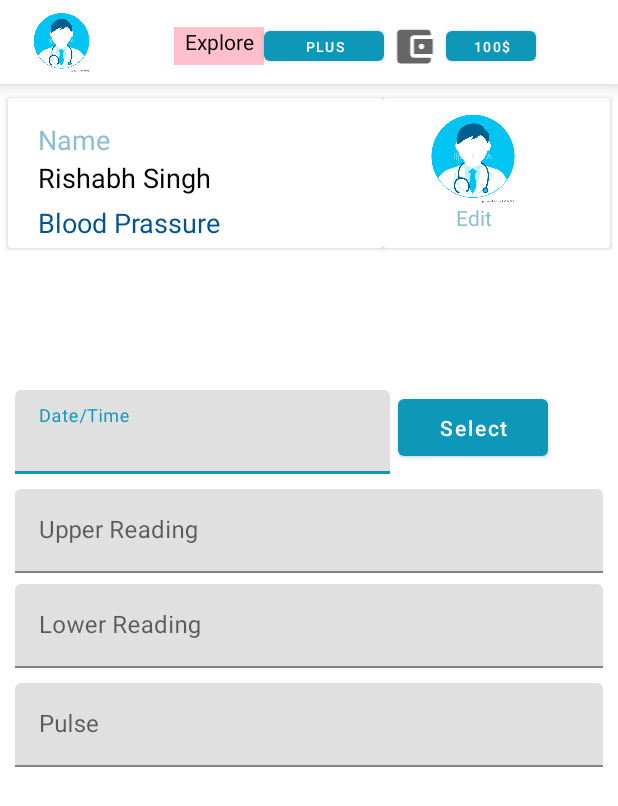
After one commit to rishabh1422/HealthCareApp, an Android app: the layout activity_medical_index.xml on its own in the app's theme, with its tools: preview values and no code run, on a phone screen of 412 x 824 dp. The commit adds this screen. Shown: the top 806 px of the screen. Run offline under Robolectric (Android 15) with nearby library versions, the phone set to English and light mode, and no system bars.

```diff
--- a/app/src/main/java/com/example/smarthealthdevice/HomePage.java
+++ b/app/src/main/java/com/example/smarthealthdevice/HomePage.java
@@ -1,5 +1,6 @@
 package com.example.smarthealthdevice;
 
+import androidx.annotation.NonNull;
 import androidx.appcompat.app.AppCompatActivity;
 
 import android.content.Intent;
@@ -12,8 +13,13 @@ import android.view.View;
 import android.widget.ImageView;
 
 import androidx.appcompat.widget.Toolbar;
+import androidx.core.view.GravityCompat;
 
-public class HomePage extends AppCompatActivity {
+import com.example.smarthealthdevice.Medical.SugarLevelActivity;
+import com.google.android.material.navigation.NavigationView;
+
+public class HomePage extends AppCompatActivity implements NavigationView.OnNavigationItemSelectedListener {
+
     ImageView profile1;
 
     @Override
@@ -23,6 +29,8 @@ public class HomePage extends AppCompatActivity {
         Toolbar toolbar = findViewById(R.id.toobar);
         profile1 = findViewById(R.id.profile);
         setSupportActionBar(toolbar);
+        NavigationView navigationView = (NavigationView) findViewById(R.id.nav_view);
+        navigationView.setNavigationItemSelectedListener(this);
 
         profile1.setOnClickListener(new View.OnClickListener() {
             @Override
@@ -34,4 +42,18 @@ public class HomePage extends AppCompatActivity {
         });
     }
 
+    @Override
+    public boolean onNavigationItemSelected(@NonNull MenuItem item) {
+        switch (item.getItemId())
+        {
+            case R.id.health_status_menu:
+            {
+                Intent intent=new Intent(HomePage.this, HealthStatus.class);
+                startActivity(intent);
+                break;
+            }
+        }
+
+        return false;
+    }
 }
--- /dev/null
+++ b/app/src/main/java/com/example/smarthealthdevice/Medical/MedicalIndex.java
@@ -0,0 +1,47 @@
+package com.example.smarthealthdevice.Medical;
+
+import androidx.appcompat.app.AppCompatActivity;
+
+import android.app.DatePickerDialog;
+import android.os.Bundle;
+import android.view.View;
+import android.widget.Button;
+import android.widget.DatePicker;
+
+import com.example.smarthealthdevice.R;
+import com.google.android.material.textfield.TextInputEditText;
+
+import java.util.Calendar;
+
+public class MedicalIndex extends AppCompatActivity implements View.OnClickListener {
+    TextInputEditText date;
+    Button select;
+    private int mYear, mMonth, mDay;
+
+    @Override
+    protected void onCreate(Bundle savedInstanceState) {
+        super.onCreate(savedInstanceState);
+        setContentView(R.layout.activity_medical_index);
+        date=findViewById(R.id.emaial);
+        select=findViewById(R.id.select);
+    }
+
+    @Override
+    public void onClick(View v) {
+        if(v==select)
+        {
+            final Calendar c = Calendar.getInstance();
+            mYear = c.get(Calendar.YEAR);
+            mMonth = c.get(Calendar.MONTH);
+            mDay = c.get(Calendar.DAY_OF_MONTH);
+            DatePickerDialog datePickerDialog=new DatePickerDialog(this, new DatePickerDialog.OnDateSetListener() {
+                @Override
+                public void onDateSet(DatePicker datePicker, int i, int i1, int i2) {
+                    date.setText(i+ ":" + (i1+1)+":"+i2);
+                }
+            },mYear,mMonth,mDay);
+            datePickerDialog.show();
+        }
+
+    }
+}
--- /dev/null
+++ b/app/src/main/res/layout/activity_medical_index.xml
@@ -0,0 +1,225 @@
+<?xml version="1.0" encoding="utf-8"?>
+<RelativeLayout xmlns:android="http://schemas.android.com/apk/res/android"
+    xmlns:app="http://schemas.android.com/apk/res-auto"
+    xmlns:tools="http://schemas.android.com/tools"
+    android:layout_width="match_parent"
+    android:layout_height="match_parent"
+    tools:context=".Medical.MedicalIndex">
+    <androidx.appcompat.widget.Toolbar
+        android:layout_width="match_parent"
+        android:background="#fff"
+        android:id="@+id/toobar"
+        android:elevation="8dp"
+        android:layout_height="?attr/actionBarSize">
+        <LinearLayout
+            android:orientation="horizontal"
+            android:layout_width="match_parent"
+            android:layout_height="wrap_content">
+            <ImageView
+                android:id="@+id/profile"
+                android:src="@drawable/doc"
+                android:layout_width="50dp"
+                android:layout_height="40dp">
+
+            </ImageView>
+            <TextView
+
+                android:textAlignment="center"
+                android:background="#ffc0cb"
+                android:layout_marginLeft="50dp"
+                android:layout_marginTop="5dp"
+                android:layout_width="60dp"
+                android:text="Explore"
+                android:textColor="#000"
+                android:layout_height="25dp">
+
+            </TextView>
+            <Button
+                android:layout_marginTop="6.5dp"
+                android:textSize="9dp"
+                android:text="plus"
+                android:layout_marginLeft="0dp"
+                android:layout_width="80dp"
+                android:layout_height="32dp">
+
+            </Button>
+            <ImageView
+                android:src="@drawable/ic_baseline_account_balance_wallet_24"
+                android:layout_marginTop="8dp"
+                android:layout_width="40dp"
+                android:layout_height="30dp">
+
+            </ImageView>
+            <Button
+                android:layout_marginTop="6.5dp"
+                android:textSize="9dp"
+                android:text="100$"
+                android:layout_marginLeft="1dp"
+                android:layout_width="60dp"
+                android:layout_height="32dp">
+
+            </Button>
+        </LinearLayout>
+    </androidx.appcompat.widget.Toolbar>
+    <LinearLayout
+        android:layout_marginTop="60dp"
+        android:layout_width="match_parent"
+        android:layout_height="110dp">
+        <androidx.cardview.widget.CardView
+            android:layout_marginLeft="5dp"
+            android:layout_marginTop="5dp"
+            android:layout_below="@+id/fl"
+            android:layout_width="250dp"
+            android:layout_height="100dp">
+            <LinearLayout
+                android:orientation="vertical"
+                android:layout_width="match_parent"
+                android:layout_height="wrap_content">
+                <TextView
+                    android:layout_marginTop="15dp"
+                    android:text="Name"
+                    android:layout_marginLeft="20dp"
+                    android:textColor="#8cbed6"
+                    android:textSize="18dp"
+                    android:layout_width="100dp"
+                    android:layout_height="25dp">
+
+                </TextView>
+
+                <TextView
+                    android:layout_width="150dp"
+                    android:layout_height="30dp"
+                    android:layout_marginLeft="20dp"
+                    android:layout_marginTop="0dp"
+                    android:text="Rishabh Singh"
+                    android:textColor="#000"
+                    android:textSize="18dp">
+
+                </TextView>
+                <TextView
+                    android:layout_width="150dp"
+                    android:layout_height="30dp"
+                    android:layout_marginLeft="20dp"
+                    android:layout_marginTop="0dp"
+                    android:text="Blood Prassure"
+                    android:textColor="@color/purple_700"
+                    android:textSize="18dp">
+
+                </TextView>
+            </LinearLayout>
+
+        </androidx.cardview.widget.CardView>
+        <androidx.cardview.widget.CardView
+            android:layout_marginTop="5dp"
+            android:layout_marginRight="5dp"
+            android:layout_marginBottom="5dp"
+            android:layout_width="match_parent"
+            android:layout_height="100dp">
+            <LinearLayout
+                android:orientation="vertical"
+                android:layout_width="match_parent"
+                android:layout_height="wrap_content">
+
+
+                <ImageView
+                    android:src="@drawable/doc"
+                    android:layout_marginTop="10dp"
+                    android:layout_marginLeft="20dp"
+                    android:layout_width="80dp"
+                    android:layout_height="60dp">
+
+                </ImageView>
+                <TextView
+                    android:textAlignment="center"
+                    android:layout_marginLeft="35dp"
+                    android:textColor="#8cbed6"
+                    android:text="Edit"
+                    android:layout_width="50dp"
+                    android:layout_height="25dp">
+
+                </TextView>
+            </LinearLayout>
+        </androidx.cardview.widget.CardView>
+
+    </LinearLayout>
+    <com.google.android.material.textfield.TextInputLayout
+        android:id="@+id/em"
+        android:layout_width="match_parent"
+        android:layout_height="wrap_content">
+        <com.google.android.material.textfield.TextInputEditText
+            android:layout_marginLeft="10dp"
+            android:layout_marginRight="10dp"
+            android:layout_marginTop="260dp"
+            android:inputType="text"
+            android:hint="Date/Time"
+            android:id="@+id/emaial"
+            android:layout_width="250dp"
+            android:layout_height="wrap_content">
+
+        </com.google.android.material.textfield.TextInputEditText>
+    </com.google.android.material.textfield.TextInputLayout>
+    <Button
+        android:onClick="onClick"
+        android:text="Select"
+        android:textAllCaps="false"
+        android:id="@+id/select"
+        android:layout_marginTop="260dp"
+        android:layout_marginLeft="265dp"
+        android:layout_width="100dp"
+        android:layout_height="50dp">
+
+    </Button>
+    <com.google.android.material.textfield.TextInputLayout
+        android:layout_marginTop="63dp"
+        android:id="@+id/ek"
+        android:layout_below="@+id/em"
+        android:layout_width="match_parent"
+        android:layout_height="wrap_content">
+        <com.google.android.material.textfield.TextInputEditText
+            android:layout_marginRight="10dp"
+            android:layout_marginLeft="10dp"
+            android:layout_marginTop="10dp"
+            android:inputType="text"
+            android:hint="Lower Reading"
+            android:id="@+id/password"
+            android:layout_width="match_parent"
+            android:layout_height="wrap_content">
+
+        </com.google.android.material.textfield.TextInputEditText>
+    </com.google.android.material.textfield.TextInputLayout>
+    <com.google.android.material.textfield.TextInputLayout
+        android:layout_marginTop="200dp"
+        android:id="@+id/em1"
+        android:layout_width="match_parent"
+        android:layout_height="wrap_content">
+        <com.google.android.material.textfield.TextInputEditText
+            android:layout_marginLeft="10dp"
+            android:layout_marginRight="10dp"
+            android:layout_marginTop="255dp"
+            android:inputType="text"
+            android:hint="Pulse"
+            android:id="@+id/emaia"
+            android:layout_width="match_parent"
+            android:layout_height="wrap_content">
+
+        </com.google.android.material.textfield.TextInputEditText>
+    </com.google.android.material.textfield.TextInputLayout>
+    <com.google.android.material.textfield.TextInputLayout
+        android:id="@+id/ek1"
+        android:layout_below="@+id/em"
+        android:layout_width="match_parent"
+        android:layout_height="wrap_content">
+        <com.google.android.material.textfield.TextInputEditText
+            android:layout_marginRight="10dp"
+            android:layout_marginLeft="10dp"
+            android:layout_marginTop="10dp"
+            android:inputType="text"
+            android:hint="Upper Reading"
+            android:id="@+id/password1"
+            android:layout_width="match_parent"
+            android:layout_height="wrap_content">
+
+        </com.google.android.material.textfield.TextInputEditText>
+    </com.google.android.material.textfield.TextInputLayout>
+
+</RelativeLayout>
--- a/app/src/main/res/layout/activity_sugar_leval.xml
+++ b/app/src/main/res/layout/activity_sugar_leval.xml
@@ -182,7 +182,6 @@
             android:layout_width="100dp"
             android:layout_height="50dp"
             android:layout_marginLeft="265dp"
-            android:layout_marginTop="260dp"
             android:src="@drawable/ic_baseline_calendar_today_24"
             android:textAllCaps="false">
 
```
